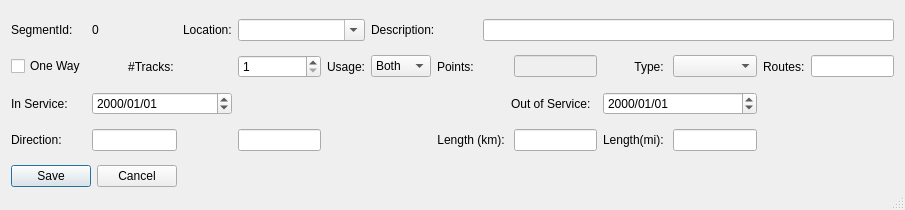
Above: mapper_app/ui/editsegmentdialog.ui from allenck/mapper before the change. Below: the same form after it.
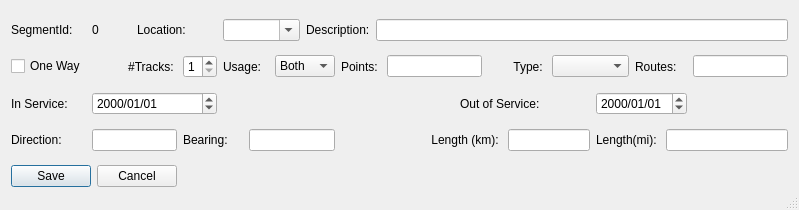
That is the form after the change.

Commit message: cleanup mapper.pro, fix check for column in Sqlite db

Diff of the .ui file:
```diff
--- a/mapper_app/ui/editsegmentdialog.ui
+++ b/mapper_app/ui/editsegmentdialog.ui
@@ -6,7 +6,7 @@
    <rect>
     <x>0</x>
     <y>0</y>
-    <width>905</width>
+    <width>799</width>
     <height>210</height>
    </rect>
   </property>
@@ -17,27 +17,44 @@
    <bool>true</bool>
   </property>
   <layout class="QGridLayout" name="gridLayout">
-   <item row="2" column="0">
-    <widget class="QLabel" name="label_5">
+   <item row="0" column="0">
+    <widget class="QLabel" name="label">
      <property name="text">
-      <string>In Service:</string>
+      <string>SegmentId:</string>
      </property>
     </widget>
    </item>
-   <item row="3" column="3">
-    <widget class="QLineEdit" name="txtBearing">
-     <property name="readOnly">
+   <item row="0" column="1">
+    <widget class="QLabel" name="label_segmentId">
+     <property name="text">
+      <string>0</string>
+     </property>
+    </widget>
+   </item>
+   <item row="0" column="2" colspan="2">
+    <widget class="QLabel" name="label_12">
+     <property name="text">
+      <string>Location:</string>
+     </property>
+    </widget>
+   </item>
+   <item row="0" column="4" colspan="3">
+    <widget class="QComboBox" name="cbLocation">
+     <property name="editable">
       <bool>true</bool>
      </property>
     </widget>
    </item>
-   <item row="1" column="4">
-    <widget class="QLabel" name="usageLabel">
+   <item row="0" column="7" colspan="2">
+    <widget class="QLabel" name="label_2">
      <property name="text">
-      <string>Usage:</string>
+      <string>Description:</string>
      </property>
     </widget>
    </item>
+   <item row="0" column="9" colspan="9">
+    <widget class="QLineEdit" name="txtDescription"/>
+   </item>
    <item row="1" column="0">
     <widget class="QCheckBox" name="chkOneWay">
      <property name="text">
@@ -45,43 +62,7 @@
      </property>
     </widget>
    </item>
-   <item row="1" column="9">
-    <widget class="QLabel" name="label_4">
-     <property name="text">
-      <string>Type: </string>
-     </property>
-     <property name="alignment">
-      <set>Qt::AlignRight|Qt::AlignTrailing|Qt::AlignVCenter</set>
-     </property>
-    </widget>
-   </item>
-   <item row="1" column="5">
-    <widget class="QComboBox" name="trackUsage">
-     <item>
-      <property name="text">
-       <string>Both</string>
-      </property>
-     </item>
-     <item>
-      <property name="text">
-       <string>Left</string>
-      </property>
-     </item>
-     <item>
-      <property name="text">
-       <string>Right</string>
-      </property>
-     </item>
-    </widget>
-   </item>
-   <item row="1" column="11">
-    <widget class="QLabel" name="label_11">
-     <property name="text">
-      <string>Routes:</string>
-     </property>
-    </widget>
-   </item>
-   <item row="1" column="1">
+   <item row="1" column="1" colspan="2">
     <widget class="QLabel" name="label_3">
      <property name="text">
       <string>#Tracks: </string>
@@ -91,30 +72,6 @@
      </property>
     </widget>
    </item>
-   <item row="3" column="10">
-    <widget class="QLineEdit" name="txtMiles">
-     <property name="readOnly">
-      <bool>true</bool>
-     </property>
-    </widget>
-   </item>
-   <item row="1" column="8">
-    <widget class="QLineEdit" name="txtPoints">
-     <property name="enabled">
-      <bool>false</bool>
-     </property>
-     <property name="readOnly">
-      <bool>true</bool>
-     </property>
-    </widget>
-   </item>
-   <item row="2" column="1" colspan="2">
-    <widget class="QDateEdit" name="dtBegin">
-     <property name="displayFormat">
-      <string>yyyy/MM/dd</string>
-     </property>
-    </widget>
-   </item>
    <item row="1" column="3">
     <widget class="QSpinBox" name="sbTracks">
      <property name="minimum">
@@ -125,57 +82,33 @@
      </property>
     </widget>
    </item>
-   <item row="3" column="6" colspan="2">
-    <widget class="QLabel" name="label_7">
+   <item row="1" column="4" colspan="2">
+    <widget class="QLabel" name="usageLabel">
      <property name="text">
-      <string>Length (km): </string>
+      <string>Usage:</string>
      </property>
-     <property name="alignment">
-      <set>Qt::AlignRight|Qt::AlignTrailing|Qt::AlignVCenter</set>
-     </property>
     </widget>
    </item>
-   <item row="3" column="11">
-    <spacer name="horizontalSpacer">
-     <property name="orientation">
-      <enum>Qt::Horizontal</enum>
-     </property>
-     <property name="sizeHint" stdset="0">
-      <size>
-       <width>40</width>
-       <height>20</height>
-      </size>
-     </property>
-    </spacer>
-   </item>
-   <item row="0" column="1">
-    <widget class="QLabel" name="label_segmentId">
-     <property name="text">
-      <string>0</string>
-     </property>
+   <item row="1" column="6" colspan="2">
+    <widget class="QComboBox" name="trackUsage">
+     <item>
+      <property name="text">
+       <string>Both</string>
+      </property>
+     </item>
+     <item>
+      <property name="text">
+       <string>Left</string>
+      </property>
+     </item>
+     <item>
+      <property name="text">
+       <string>Right</string>
+      </property>
+     </item>
     </widget>
    </item>
-   <item row="2" column="9" colspan="2">
-    <widget class="QDateEdit" name="dtEnd">
-     <property name="displayFormat">
-      <string>yyyy/MM/dd</string>
-     </property>
-    </widget>
-   </item>
-   <item row="0" column="7" colspan="6">
-    <widget class="QLineEdit" name="txtDescription"/>
-   </item>
-   <item row="3" column="8">
-    <widget class="QLineEdit" name="txtKm">
-     <property name="readOnly">
-      <bool>false</bool>
-     </property>
-    </widget>
-   </item>
-   <item row="1" column="10">
-    <widget class="QComboBox" name="cbRouteType"/>
-   </item>
-   <item row="1" column="6">
+   <item row="1" column="8" colspan="2">
     <widget class="QLabel" name="label_9">
      <property name="text">
       <string>Points: </string>
@@ -185,34 +118,61 @@
      </property>
     </widget>
    </item>
-   <item row="3" column="1">
-    <widget class="QLineEdit" name="txtDirection">
+   <item row="1" column="10">
+    <widget class="QLineEdit" name="txtPoints">
+     <property name="enabled">
+      <bool>true</bool>
+     </property>
      <property name="readOnly">
       <bool>true</bool>
      </property>
     </widget>
    </item>
-   <item row="0" column="5" colspan="2">
-    <widget class="QLabel" name="label_2">
+   <item row="1" column="11" colspan="2">
+    <widget class="QLabel" name="label_4">
      <property name="text">
-      <string>Description:</string>
+      <string>Type: </string>
      </property>
+     <property name="alignment">
+      <set>Qt::AlignRight|Qt::AlignTrailing|Qt::AlignVCenter</set>
+     </property>
     </widget>
    </item>
-   <item row="4" column="0" colspan="2">
-    <widget class="QDialogButtonBox" name="buttonBox">
-     <property name="orientation">
-      <enum>Qt::Horizontal</enum>
+   <item row="1" column="13" colspan="2">
+    <widget class="QComboBox" name="cbRouteType"/>
+   </item>
+   <item row="1" column="15" colspan="2">
+    <widget class="QLabel" name="label_11">
+     <property name="text">
+      <string>Routes:</string>
      </property>
-     <property name="standardButtons">
-      <set>QDialogButtonBox::Cancel|QDialogButtonBox::Save</set>
+    </widget>
+   </item>
+   <item row="1" column="17">
+    <widget class="QLineEdit" name="txtRoutes">
+     <property name="toolTip">
+      <string>Number of routes using this segment.</string>
      </property>
-     <property name="centerButtons">
+     <property name="readOnly">
       <bool>true</bool>
      </property>
     </widget>
    </item>
-   <item row="2" column="6" colspan="3">
+   <item row="2" column="0">
+    <widget class="QLabel" name="label_5">
+     <property name="text">
+      <string>In Service:</string>
+     </property>
+    </widget>
+   </item>
+   <item row="2" column="1" colspan="3">
+    <widget class="QDateEdit" name="dtBegin">
+     <property name="displayFormat">
+      <string>yyyy/MM/dd</string>
+     </property>
+    </widget>
+   </item>
+   <item row="2" column="10" colspan="3">
     <widget class="QLabel" name="label_6">
      <property name="text">
       <string>Out of Service:  </string>
@@ -222,6 +182,13 @@
      </property>
     </widget>
    </item>
+   <item row="2" column="14" colspan="3">
+    <widget class="QDateEdit" name="dtEnd">
+     <property name="displayFormat">
+      <string>yyyy/MM/dd</string>
+     </property>
+    </widget>
+   </item>
    <item row="3" column="0">
     <widget class="QLabel" name="label_10">
      <property name="text">
@@ -229,7 +196,45 @@
      </property>
     </widget>
    </item>
-   <item row="3" column="9">
+   <item row="3" column="1" colspan="2">
+    <widget class="QLineEdit" name="txtDirection">
+     <property name="readOnly">
+      <bool>true</bool>
+     </property>
+    </widget>
+   </item>
+   <item row="3" column="3" colspan="2">
+    <widget class="QLabel" name="label_13">
+     <property name="text">
+      <string>Bearing:</string>
+     </property>
+    </widget>
+   </item>
+   <item row="3" column="5" colspan="3">
+    <widget class="QLineEdit" name="txtBearing">
+     <property name="readOnly">
+      <bool>true</bool>
+     </property>
+    </widget>
+   </item>
+   <item row="3" column="10" colspan="2">
+    <widget class="QLabel" name="label_7">
+     <property name="text">
+      <string>Length (km): </string>
+     </property>
+     <property name="alignment">
+      <set>Qt::AlignRight|Qt::AlignTrailing|Qt::AlignVCenter</set>
+     </property>
+    </widget>
+   </item>
+   <item row="3" column="12" colspan="2">
+    <widget class="QLineEdit" name="txtKm">
+     <property name="readOnly">
+      <bool>true</bool>
+     </property>
+    </widget>
+   </item>
+   <item row="3" column="14" colspan="2">
     <widget class="QLabel" name="label_8">
      <property name="text">
       <string>Length(mi): </string>
@@ -239,33 +244,22 @@
      </property>
     </widget>
    </item>
-   <item row="1" column="12">
-    <widget class="QLineEdit" name="txtRoutes">
-     <property name="toolTip">
-      <string>Number of routes using this segment.</string>
-     </property>
+   <item row="3" column="16" colspan="2">
+    <widget class="QLineEdit" name="txtMiles">
      <property name="readOnly">
       <bool>true</bool>
      </property>
     </widget>
    </item>
-   <item row="0" column="0">
-    <widget class="QLabel" name="label">
-     <property name="text">
-      <string>SegmentId:</string>
+   <item row="4" column="0" colspan="3">
+    <widget class="QDialogButtonBox" name="buttonBox">
+     <property name="orientation">
+      <enum>Qt::Horizontal</enum>
      </property>
-    </widget>
-   </item>
-   <item row="0" column="2">
-    <widget class="QLabel" name="label_12">
-     <property name="text">
-      <string>Location:</string>
+     <property name="standardButtons">
+      <set>QDialogButtonBox::Cancel|QDialogButtonBox::Save</set>
      </property>
-    </widget>
-   </item>
-   <item row="0" column="3" colspan="2">
-    <widget class="QComboBox" name="cbLocation">
-     <property name="editable">
+     <property name="centerButtons">
       <bool>true</bool>
      </property>
     </widget>
```
The commit also changes 49 other files.
